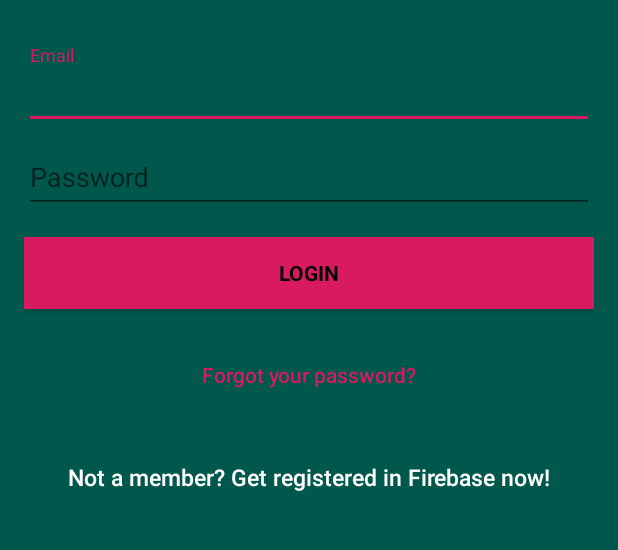
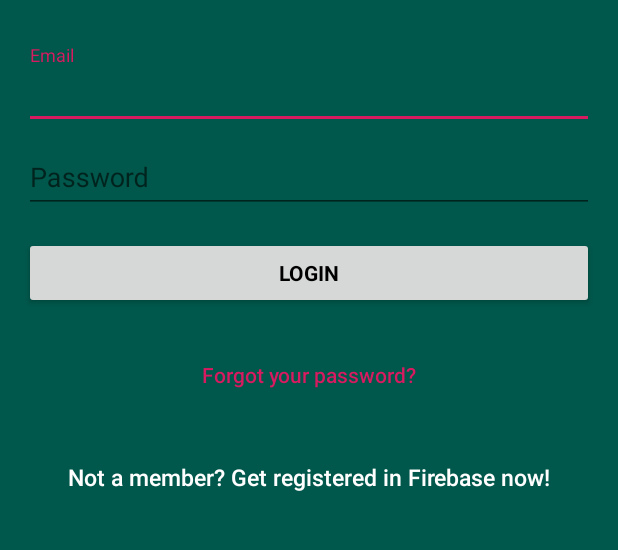
Before and after one commit to RamySy/Project, an Android app: the screen it shows after launch (Login), on a phone screen of 412 x 824 dp, the part 478-1028 px from its top. Run offline under Robolectric (Android 15) with nearby library versions, the phone set to English and light mode, and no system bars; our stand-ins replace ButterKnife, Firebase (no records; nobody signed in at launch, a user with empty details on screens opened directly).

```diff
--- a/app/src/main/java/com/resto/project/Login.java
+++ b/app/src/main/java/com/resto/project/Login.java
@@ -2,13 +2,138 @@ package com.resto.project;
 
 import androidx.appcompat.app.AppCompatActivity;
 
+import android.content.Intent;
 import android.os.Bundle;
+import android.text.TextUtils;
+import android.view.View;
+import android.widget.Button;
+import android.widget.EditText;
+import android.widget.ProgressBar;
+import android.widget.Toast;
+
+import androidx.coordinatorlayout.widget.CoordinatorLayout;
+import com.google.android.material.appbar.AppBarLayout;
+import com.google.android.material.appbar.CollapsingToolbarLayout;
+import androidx.appcompat.widget.Toolbar;
+
+import android.content.Intent;
+import android.os.Bundle;
+import androidx.annotation.NonNull;
+
+import android.text.TextUtils;
+import android.view.View;
+import android.widget.Button;
+import android.widget.EditText;
+import android.widget.ProgressBar;
+import android.widget.Toast;
+
+
+import butterknife.BindView;
+import butterknife.ButterKnife;
+import com.google.firebase.auth.AuthResult;
+import com.google.firebase.auth.FirebaseAuth;
+import com.google.android.gms.tasks.OnCompleteListener;
+import com.google.android.gms.tasks.Task;
+
 
 public class Login extends AppCompatActivity {
+
+    @BindView(R.id.email)
+    EditText email;
+    @BindView(R.id.password)
+    EditText password;
+    @BindView(R.id.login_button)
+    Button loginButton;
+    @BindView(R.id.reset_button)
+    Button resetButton;
+    @BindView(R.id.btn_signup)
+    Button btnSignup;
+    @BindView(R.id.progressBar)
+    ProgressBar progressBar;
+
+    private FirebaseAuth firebaseAuth;
+
+
 
     @Override
     protected void onCreate(Bundle savedInstanceState) {
         super.onCreate(savedInstanceState);
+
+
+        firebaseAuth = FirebaseAuth.getInstance();
+
+        //auto login process
+        //move to main activity if user already sign in
+        if (firebaseAuth.getCurrentUser() != null) {
+            // User is logged in
+            startActivity(new Intent(Login.this, MainActivity.class));
+            finish();
+        }
+
         setContentView(R.layout.activity_login);
+        ButterKnife.bind(this);
+
+        firebaseAuth = FirebaseAuth.getInstance();
+
+        btnSignup.setOnClickListener(new View.OnClickListener() {
+            @Override
+            public void onClick(View v) {
+                Login.this.startActivity(new Intent(Login.this, SignUp.class));
+            }
+        });
+
+        resetButton.setOnClickListener(new View.OnClickListener() {
+            @Override
+            public void onClick(View v) {
+                Login.this.startActivity(new Intent(Login.this, SignUp.class));
+            }
+        });
+
+        loginButton.setOnClickListener(new View.OnClickListener() {
+            @Override
+            public void onClick(View v) {
+                final String useremail = email.getText().toString();
+                final String userpassword = password.getText().toString();
+
+                if (TextUtils.isEmpty(useremail)) {
+                    Toast.makeText(Login.this.getApplicationContext(), "Enter email address!", Toast.LENGTH_SHORT).show();
+                    return;
+                }
+
+                if (TextUtils.isEmpty(userpassword)) {
+                    Toast.makeText(Login.this.getApplicationContext(), "Enter password!", Toast.LENGTH_SHORT).show();
+                    return;
+                }
+
+                progressBar.setVisibility(View.VISIBLE);
+
+                //login user
+                firebaseAuth.signInWithEmailAndPassword(useremail,userpassword)
+                        .addOnCompleteListener(new OnCompleteListener<AuthResult>() {
+                            @Override
+                            public void onComplete(@NonNull Task<AuthResult> task) {
+                                progressBar.setVisibility(View.GONE);
+
+                                if (!task.isSuccessful()) {
+
+                                    if (userpassword.length() < 6) {
+                                        password.setError(Login.this.getString(R.string.minimum_password));
+                                    } else {
+                                        Toast.makeText(Login.this, Login.this.getString(R.string.auth_failed), Toast.LENGTH_SHORT).show();
+                                    }
+
+                                } else if(useremail.contentEquals("admin@admin.com")){
+                                    Login.this.startActivity(new Intent(Login.this, MainActivity.class));
+                                    Login.this.finish();
+                                } else {
+                                    Login.this.startActivity(new Intent(Login.this, MainActivity.class));
+                                    Login.this.finish();
+                                }
+                            }
+                        });
+
+            }
+        });
+
     }
 }
--- a/app/src/main/res/layout/activity_login.xml
+++ b/app/src/main/res/layout/activity_login.xml
@@ -1,5 +1,5 @@
 <?xml version="1.0" encoding="utf-8"?>
-<android.support.design.widget.CoordinatorLayout xmlns:android="http://schemas.android.com/apk/res/android"
+<androidx.coordinatorlayout.widget.CoordinatorLayout xmlns:android="http://schemas.android.com/apk/res/android"
     xmlns:app="http://schemas.android.com/apk/res-auto"
     xmlns:tools="http://schemas.android.com/tools"
     android:layout_width="match_parent"
@@ -22,7 +22,7 @@
             android:layout_marginBottom="30dp"
             android:src="@mipmap/ic_launcher" />
 
-        <android.support.design.widget.TextInputLayout
+        <com.google.android.material.textfield.TextInputLayout
             android:layout_width="match_parent"
             android:layout_height="wrap_content">
 
@@ -35,9 +35,9 @@
                 android:maxLines="1"
                 android:singleLine="true"
                 android:textColor="@android:color/white" />
-        </android.support.design.widget.TextInputLayout>
+        </com.google.android.material.textfield.TextInputLayout>
 
-        <android.support.design.widget.TextInputLayout
+        <com.google.android.material.textfield.TextInputLayout
             android:layout_width="match_parent"
             android:layout_height="wrap_content">
 
@@ -47,13 +47,13 @@
                 android:layout_height="wrap_content"
                 android:focusableInTouchMode="true"
                 android:hint="@string/hint_password"
-                android:imeActionId="@+id/login"
+
                 android:imeOptions="actionUnspecified"
                 android:inputType="textPassword"
                 android:maxLines="1"
                 android:singleLine="true"
                 android:textColor="@android:color/white" />
-        </android.support.design.widget.TextInputLayout>
+        </com.google.android.material.textfield.TextInputLayout>
 
         <Button
             android:id="@+id/login_button"
@@ -61,7 +61,7 @@
             android:layout_width="match_parent"
             android:layout_height="wrap_content"
             android:layout_marginTop="16dp"
-            android:background="@color/colorAccent"
+            android:src="@color/colorAccent"
             android:text="@string/btn_login"
             android:textColor="@android:color/black"
             android:textStyle="bold" />
@@ -87,7 +87,7 @@
             android:text="@string/btn_link_to_register"
             android:textAllCaps="false"
             android:textColor="@color/white"
-            android:textSize="15dp" />
+            android:textSize="15sp" />
 
     </LinearLayout>
 
@@ -99,4 +99,4 @@
         android:layout_marginBottom="20dp"
         android:visibility="gone" />
 
-</android.support.design.widget.CoordinatorLayout>
+</androidx.coordinatorlayout.widget.CoordinatorLayout>
--- a/build.gradle
+++ b/build.gradle
@@ -8,6 +8,7 @@ buildscript {
     }
     dependencies {
         classpath 'com.android.tools.build:gradle:3.5.3'
+        classpath 'com.google.gms:google-services:4.3.2'
 
         // NOTE: Do not place your application dependencies here; they belong
         // in the individual module build.gradle files
```
Also changed, not shown: app/build.gradle (+31 -1 lines), app/src/main/res/layout/activity_sign_up.xml (+6 -6 lines), 1 other file.
